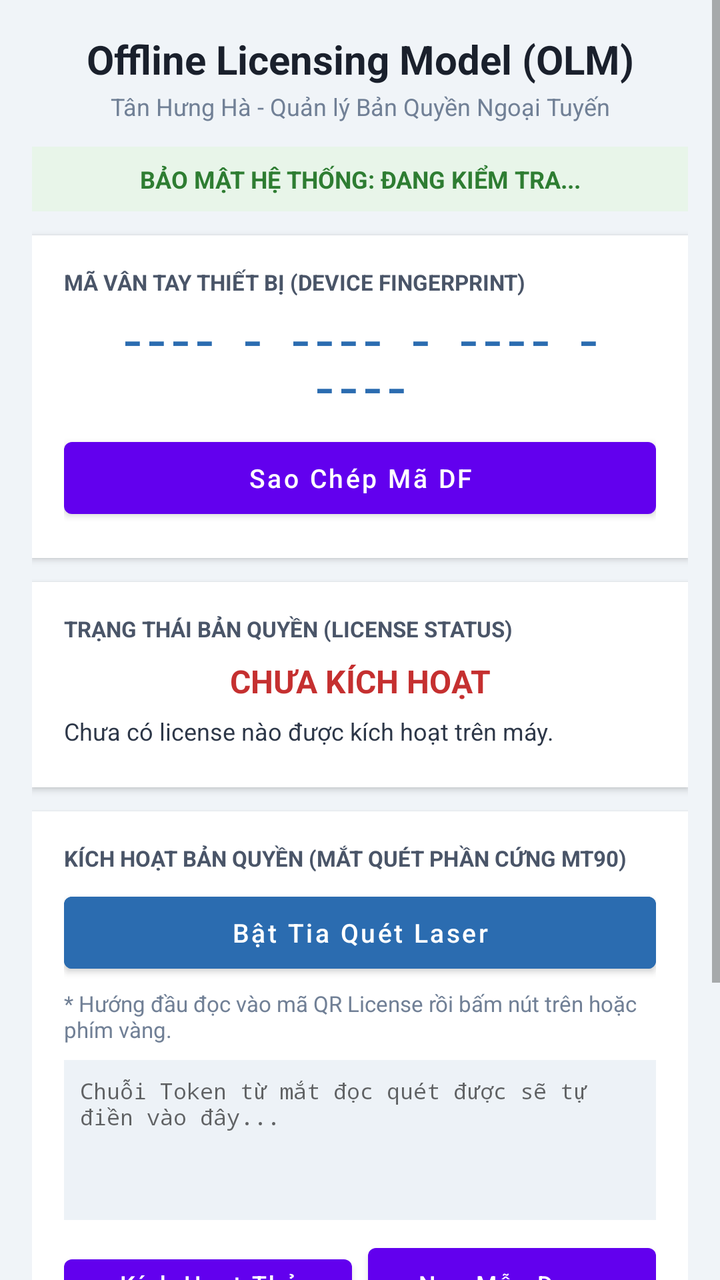
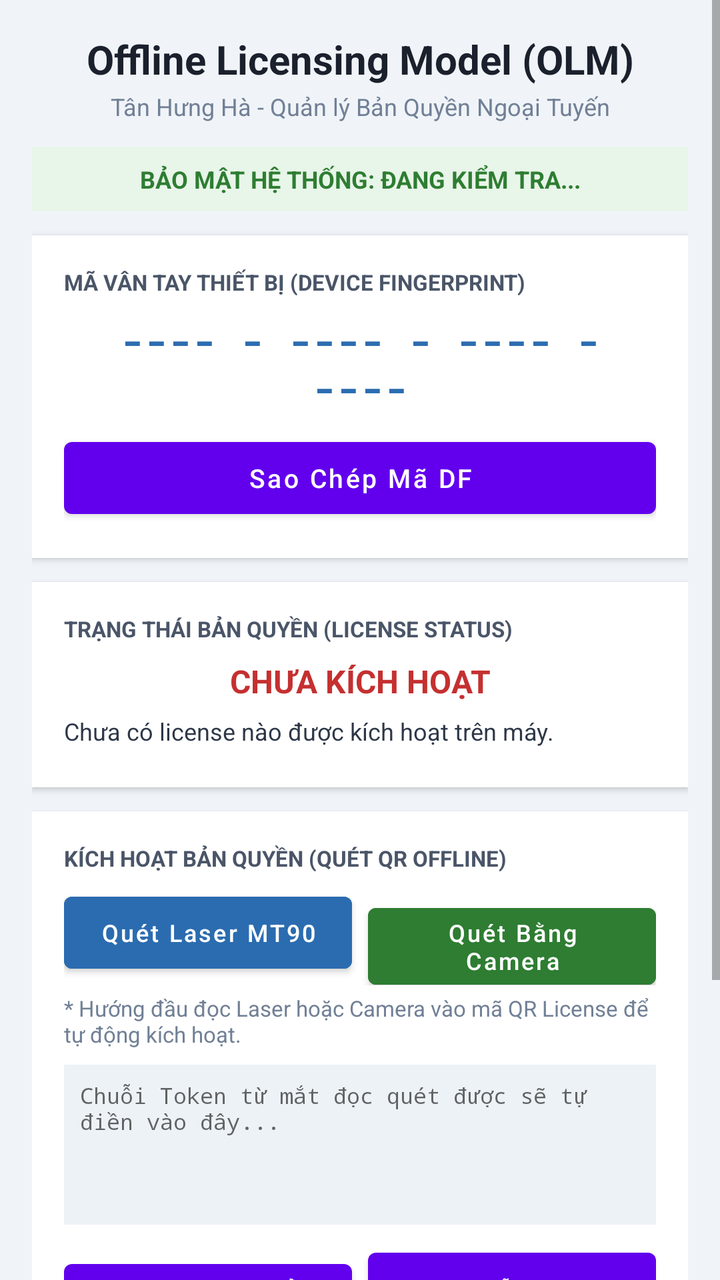

Two renders of the same Android screen: before a commit and after it. Below are the layout's source before the change and the commit's diff.
<!-- AndroidManifest.xml: application theme Theme.OfflineLicensingModel -->
<!-- res/layout/activity_main.xml -->
<?xml version="1.0" encoding="utf-8"?>
<ScrollView xmlns:android="http://schemas.android.com/apk/res/android"
    xmlns:tools="http://schemas.android.com/tools"
    android:layout_width="match_parent"
    android:layout_height="match_parent"
    android:background="#F0F4F8"
    tools:context=".MainActivity">

    <LinearLayout
        android:layout_width="match_parent"
        android:layout_height="wrap_content"
        android:orientation="vertical"
        android:padding="16dp">

        
        <TextView
            android:layout_width="match_parent"
            android:layout_height="wrap_content"
            android:text="Offline Licensing Model (OLM)"
            android:textSize="20sp"
            android:textStyle="bold"
            android:textColor="#1A202C"
            android:gravity="center"
            android:paddingBottom="2dp" />

        <TextView
            android:layout_width="match_parent"
            android:layout_height="wrap_content"
            android:text="Tân Hưng Hà - Quản lý Bản Quyền Ngoại Tuyến"
            android:textSize="12sp"
            android:textColor="#718096"
            android:gravity="center"
            android:paddingBottom="12dp" />

        
        <TextView
            android:id="@+id/tv_root_security_status"
            android:layout_width="match_parent"
            android:layout_height="wrap_content"
            android:text="BẢO MẬT HỆ THỐNG: ĐANG KIỂM TRA..."
            android:textSize="12sp"
            android:textStyle="bold"
            android:textColor="#2E7D32"
            android:background="#E8F5E9"
            android:padding="8dp"
            android:gravity="center"
            android:layout_marginBottom="12dp" />

        
        <LinearLayout
            android:layout_width="match_parent"
            android:layout_height="wrap_content"
            android:orientation="vertical"
            android:background="#FFFFFF"
            android:padding="16dp"
            android:elevation="2dp">

            <TextView
                android:layout_width="wrap_content"
                android:layout_height="wrap_content"
                android:text="MÃ VÂN TAY THIẾT BỊ (DEVICE FINGERPRINT)"
                android:textSize="11sp"
                android:textStyle="bold"
                android:textColor="#4A5568" />

            <TextView
                android:id="@+id/tv_df_code"
                android:layout_width="match_parent"
                android:layout_height="wrap_content"
                android:text="---- - ---- - ---- - ----"
                android:textSize="20sp"
                android:textStyle="bold"
                android:textColor="#2B6CB0"
                android:gravity="center"
                android:paddingTop="8dp"
                android:paddingBottom="8dp"
                android:fontFamily="monospace" />

            <Button
                android:id="@+id/btn_copy_df"
                android:layout_width="match_parent"
                android:layout_height="wrap_content"
                android:text="Sao Chép Mã DF"
                android:textAllCaps="false"
                android:textSize="13sp" />

        </LinearLayout>

        <View android:layout_width="match_parent" android:layout_height="12dp" />

        
        <LinearLayout
            android:layout_width="match_parent"
            android:layout_height="wrap_content"
            android:orientation="vertical"
            android:background="#FFFFFF"
            android:padding="16dp"
            android:elevation="2dp">

            <TextView
                android:layout_width="wrap_content"
                android:layout_height="wrap_content"
                android:text="TRẠNG THÁI BẢN QUYỀN (LICENSE STATUS)"
                android:textSize="11sp"
                android:textStyle="bold"
                android:textColor="#4A5568" />

            <TextView
                android:id="@+id/tv_license_status"
                android:layout_width="match_parent"
                android:layout_height="wrap_content"
                android:text="CHƯA KÍCH HOẠT"
                android:textSize="16sp"
                android:textStyle="bold"
                android:textColor="#C53030"
                android:gravity="center"
                android:paddingTop="8dp"
                android:paddingBottom="6dp" />

            <TextView
                android:id="@+id/tv_license_details"
                android:layout_width="match_parent"
                android:layout_height="wrap_content"
                android:text="Chưa có license nào được kích hoạt trên máy."
                android:textSize="12sp"
                android:textColor="#2D3748"
                android:paddingBottom="4dp" />

        </LinearLayout>

        <View android:layout_width="match_parent" android:layout_height="12dp" />

        
        <LinearLayout
            android:layout_width="match_parent"
            android:layout_height="wrap_content"
            android:orientation="vertical"
            android:background="#FFFFFF"
            android:padding="16dp"
            android:elevation="2dp">

            <TextView
                android:layout_width="wrap_content"
                android:layout_height="wrap_content"
                android:text="KÍCH HOẠT BẢN QUYỀN (MẮT QUÉT PHẦN CỨNG MT90)"
                android:textSize="11sp"
                android:textStyle="bold"
                android:textColor="#4A5568"
                android:paddingBottom="6dp" />

            
            <Button
                android:id="@+id/btn_trigger_laser"
                android:layout_width="match_parent"
                android:layout_height="wrap_content"
                android:text="Bật Tia Quét Laser"
                android:textAllCaps="false"
                android:textSize="13sp"
                android:backgroundTint="#2B6CB0"
                android:textColor="#FFFFFF" />

            <TextView
                android:layout_width="match_parent"
                android:layout_height="wrap_content"
                android:text="* Hướng đầu đọc vào mã QR License rồi bấm nút trên hoặc phím vàng."
                android:textSize="11sp"
                android:textColor="#718096"
                android:paddingTop="4dp"
                android:paddingBottom="8dp" />

            <EditText
                android:id="@+id/edt_license_token"
                android:layout_width="match_parent"
                android:layout_height="80dp"
                android:hint="Chuỗi Token từ mắt đọc quét được sẽ tự điền vào đây..."
                android:textSize="11sp"
                android:gravity="top|start"
                android:background="#EDF2F7"
                android:padding="8dp"
                android:fontFamily="monospace"
                android:inputType="textMultiLine" />

            <LinearLayout
                android:layout_width="match_parent"
                android:layout_height="wrap_content"
                android:orientation="horizontal"
                android:paddingTop="8dp">

                <Button
                    android:id="@+id/btn_activate"
                    android:layout_width="0dp"
                    android:layout_height="wrap_content"
                    android:layout_weight="1"
                    android:text="Kích Hoạt Thủ Công"
                    android:textAllCaps="false"
                    android:textSize="12sp" />

                <View android:layout_width="8dp" android:layout_height="match_parent" />

                <Button
                    android:id="@+id/btn_load_demo"
                    android:layout_width="0dp"
                    android:layout_height="wrap_content"
                    android:layout_weight="1"
                    android:text="Nạp Mẫu Demo"
                    android:textAllCaps="false"
                    android:textSize="12sp" />

            </LinearLayout>

            <LinearLayout
                android:layout_width="match_parent"
                android:layout_height="wrap_content"
                android:orientation="horizontal"
                android:paddingTop="4dp">

                <Button
                    android:id="@+id/btn_reverify"
                    android:layout_width="0dp"
                    android:layout_height="wrap_content"
                    android:layout_weight="1"
                    android:text="Kiểm Tra Lại"
                    android:textAllCaps="false"
                    android:textSize="12sp" />

                <View android:layout_width="8dp" android:layout_height="match_parent" />

                <Button
                    android:id="@+id/btn_reset_license"
                    android:layout_width="0dp"
                    android:layout_height="wrap_content"
                    android:layout_weight="1"
                    android:text="Xóa Bản Quyền"
                    android:textAllCaps="false"
                    android:textSize="12sp" />

            </LinearLayout>

        </LinearLayout>

        <View android:layout_width="match_parent" android:layout_height="12dp" />

        
        <LinearLayout
            android:layout_width="match_parent"
            android:layout_height="wrap_content"
            android:orientation="vertical"
            android:background="#FFFFFF"
            android:padding="16dp"
            android:elevation="2dp">

            <TextView
                android:layout_width="wrap_content"
                android:layout_height="wrap_content"
                android:text="THÔNG SỐ PHẦN CỨNG VÀ CANONICAL DEBUG"
                android:textSize="11sp"
                android:textStyle="bold"
                android:textColor="#4A5568"
                android:paddingBottom="8dp" />

            <TextView
                android:id="@+id/sample_text"
                android:layout_width="match_parent"
                android:layout_height="wrap_content"
                android:text="Đang tải dữ liệu thiết bị..."
                android:textSize="11sp"
                android:textColor="#2D3748"
                android:fontFamily="monospace" />

        </LinearLayout>

    </LinearLayout>

</ScrollView>
<!-- resources referenced by this layout -->
<resources>
  <style name="Theme.OfflineLicensingModel" parent="Theme.MaterialComponents.DayNight.DarkActionBar">
          
          <item name="colorPrimary">@color/purple_500</item>
          <item name="colorPrimaryVariant">@color/purple_700</item>
          <item name="colorOnPrimary">@color/white</item>
          
          <item name="colorSecondary">@color/teal_200</item>
          <item name="colorSecondaryVariant">@color/teal_700</item>
          <item name="colorOnSecondary">@color/black</item>
          
          <item name="android:statusBarColor">?attr/colorPrimaryVariant</item>
          
      </style>
  <color name="purple_500">#FF6200EE</color>
  <color name="purple_700">#FF3700B3</color>
  <color name="white">#FFFFFFFF</color>
  <color name="teal_200">#FF03DAC5</color>
  <color name="teal_700">#FF018786</color>
  <color name="black">#FF000000</color>
</resources>

<!-- the commit's change to res/layout/activity_main.xml (unified diff, before → after) -->
@@ -142,27 +142,49 @@
             <TextView
                 android:layout_width="wrap_content"
                 android:layout_height="wrap_content"
-                android:text="KÍCH HOẠT BẢN QUYỀN (MẮT QUÉT PHẦN CỨNG MT90)"
+                android:text="KÍCH HOẠT BẢN QUYỀN (QUÉT QR OFFLINE)"
                 android:textSize="11sp"
                 android:textStyle="bold"
                 android:textColor="#4A5568"
                 android:paddingBottom="6dp" />
 
-            
-            <Button
-                android:id="@+id/btn_trigger_laser"
-                android:layout_width="match_parent"
-                android:layout_height="wrap_content"
-                android:text="Bật Tia Quét Laser"
-                android:textAllCaps="false"
-                android:textSize="13sp"
-                android:backgroundTint="#2B6CB0"
-                android:textColor="#FFFFFF" />
-
-            <TextView
-                android:layout_width="match_parent"
-                android:layout_height="wrap_content"
-                android:text="* Hướng đầu đọc vào mã QR License rồi bấm nút trên hoặc phím vàng."
+            <LinearLayout
+                android:layout_width="match_parent"
+                android:layout_height="wrap_content"
+                android:orientation="horizontal">
+
+                
+                <Button
+                    android:id="@+id/btn_trigger_laser"
+                    android:layout_width="0dp"
+                    android:layout_height="wrap_content"
+                    android:layout_weight="1"
+                    android:text="Quét Laser MT90"
+                    android:textAllCaps="false"
+                    android:textSize="12sp"
+                    android:backgroundTint="#2B6CB0"
+                    android:textColor="#FFFFFF" />
+
+                <View android:layout_width="8dp" android:layout_height="match_parent" />
+
+                
+                <Button
+                    android:id="@+id/btn_scan_camera"
+                    android:layout_width="0dp"
+                    android:layout_height="wrap_content"
+                    android:layout_weight="1"
+                    android:text="Quét Bằng Camera"
+                    android:textAllCaps="false"
+                    android:textSize="12sp"
+                    android:backgroundTint="#2E7D32"
+                    android:textColor="#FFFFFF" />
+
+            </LinearLayout>
+
+            <TextView
+                android:layout_width="match_parent"
+                android:layout_height="wrap_content"
+                android:text="* Hướng đầu đọc Laser hoặc Camera vào mã QR License để tự động kích hoạt."
                 android:textSize="11sp"
                 android:textColor="#718096"
                 android:paddingTop="4dp"
